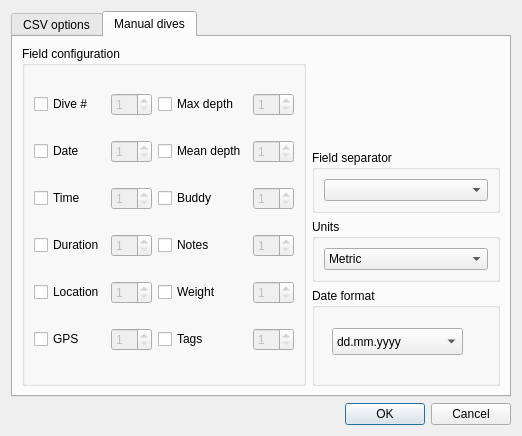
Above: qt-ui/divelogimportdialog.ui from subsurface/subsurface before the change. Below: the same form after it.
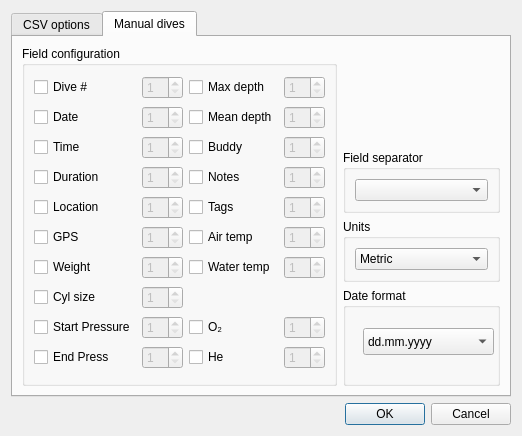
That is the form after the change. The open tabs and pages were chosen to show the change. Icons and pictures are not drawn.

Commit message:
GUI change for manual CSV import
This adds fields for cylinder and temperature information on the
importing dialog.

```diff
--- a/qt-ui/divelogimportdialog.ui
+++ b/qt-ui/divelogimportdialog.ui
@@ -522,14 +522,14 @@
             </property>
            </widget>
           </item>
-          <item row="4" column="2">
+          <item row="6" column="0">
            <widget class="QCheckBox" name="WeightCheck">
             <property name="text">
              <string>Weight</string>
             </property>
            </widget>
           </item>
-          <item row="4" column="3">
+          <item row="6" column="1">
            <widget class="QSpinBox" name="Weight">
             <property name="enabled">
              <bool>false</bool>
@@ -556,14 +556,14 @@
             </property>
            </widget>
           </item>
-          <item row="5" column="2">
+          <item row="4" column="2">
            <widget class="QCheckBox" name="TagsCheck">
             <property name="text">
              <string>Tags</string>
             </property>
            </widget>
           </item>
-          <item row="5" column="3">
+          <item row="4" column="3">
            <widget class="QSpinBox" name="Tags">
             <property name="enabled">
              <bool>false</bool>
@@ -573,6 +573,127 @@
             </property>
            </widget>
           </item>
+          <item row="7" column="0">
+           <widget class="QCheckBox" name="CylinderSizeCheck">
+            <property name="text">
+             <string>Cyl size</string>
+            </property>
+           </widget>
+          </item>
+          <item row="7" column="1">
+           <widget class="QSpinBox" name="CylinderSize">
+            <property name="enabled">
+             <bool>false</bool>
+            </property>
+            <property name="minimum">
+             <number>1</number>
+            </property>
+           </widget>
+          </item>
+          <item row="5" column="2">
+           <widget class="QCheckBox" name="AirTempCheck">
+            <property name="text">
+             <string>Air temp</string>
+            </property>
+           </widget>
+          </item>
+          <item row="5" column="3">
+           <widget class="QSpinBox" name="AirTemp">
+            <property name="enabled">
+             <bool>false</bool>
+            </property>
+            <property name="minimum">
+             <number>1</number>
+            </property>
+           </widget>
+          </item>
+          <item row="8" column="0">
+           <widget class="QCheckBox" name="StartPressureCheck">
+            <property name="text">
+             <string>Start Pressure</string>
+            </property>
+           </widget>
+          </item>
+          <item row="8" column="1">
+           <widget class="QSpinBox" name="StartPressure">
+            <property name="enabled">
+             <bool>false</bool>
+            </property>
+            <property name="minimum">
+             <number>1</number>
+            </property>
+           </widget>
+          </item>
+          <item row="6" column="2">
+           <widget class="QCheckBox" name="WaterTempCheck">
+            <property name="text">
+             <string>Water temp</string>
+            </property>
+           </widget>
+          </item>
+          <item row="6" column="3">
+           <widget class="QSpinBox" name="WaterTemp">
+            <property name="enabled">
+             <bool>false</bool>
+            </property>
+            <property name="minimum">
+             <number>1</number>
+            </property>
+           </widget>
+          </item>
+
+          <item row="9" column="0">
+           <widget class="QCheckBox" name="EndPressureCheck">
+            <property name="text">
+             <string>End Press</string>
+            </property>
+           </widget>
+          </item>
+          <item row="9" column="1">
+           <widget class="QSpinBox" name="EndPressure">
+            <property name="enabled">
+             <bool>false</bool>
+            </property>
+            <property name="minimum">
+             <number>1</number>
+            </property>
+           </widget>
+          </item>
+          <item row="8" column="2">
+           <widget class="QCheckBox" name="O2Check">
+            <property name="text">
+             <string>O₂</string>
+            </property>
+           </widget>
+          </item>
+          <item row="8" column="3">
+           <widget class="QSpinBox" name="O2">
+            <property name="enabled">
+             <bool>false</bool>
+            </property>
+            <property name="minimum">
+             <number>1</number>
+            </property>
+           </widget>
+          </item>
+          <item row="9" column="2">
+           <widget class="QCheckBox" name="HeCheck">
+            <property name="text">
+             <string>He</string>
+            </property>
+           </widget>
+          </item>
+          <item row="9" column="3">
+           <widget class="QSpinBox" name="He">
+            <property name="enabled">
+             <bool>false</bool>
+            </property>
+            <property name="minimum">
+             <number>1</number>
+            </property>
+           </widget>
+          </item>
+
          </layout>
         </widget>
        </item>
```
